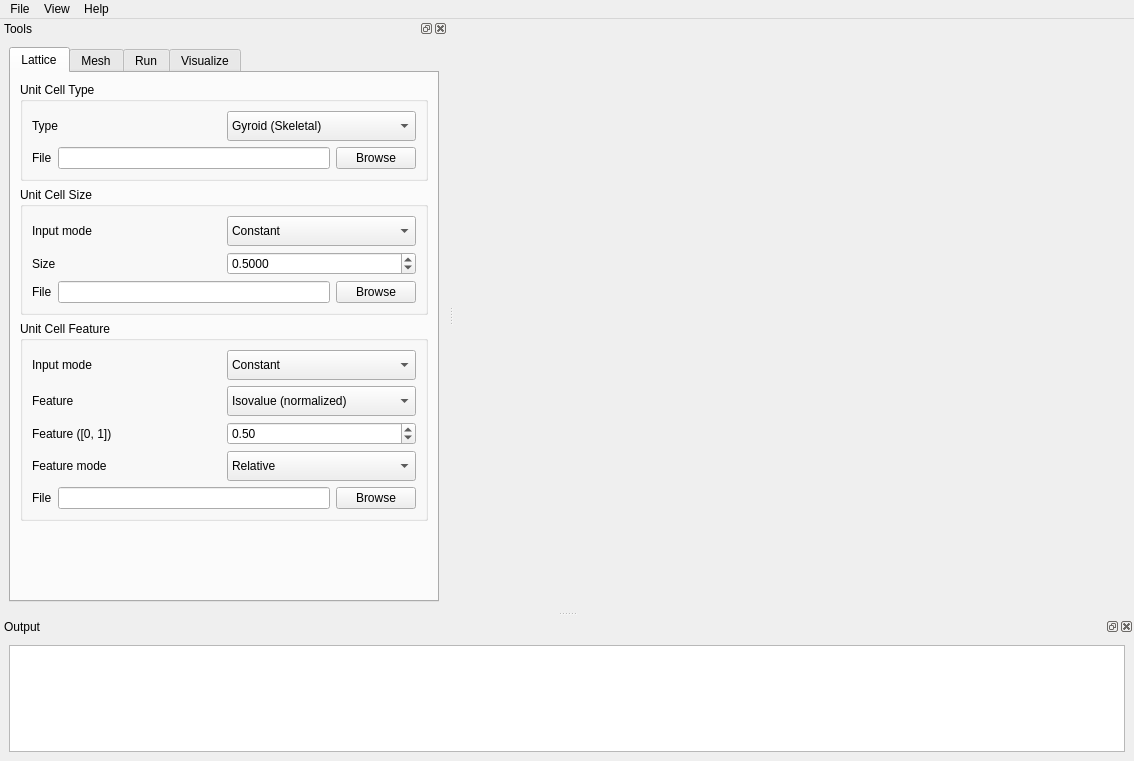
This is src/mainwindow.ui in tpms-lattice/QASLI as Qt 5 draws it before an edit. The edited form follows.
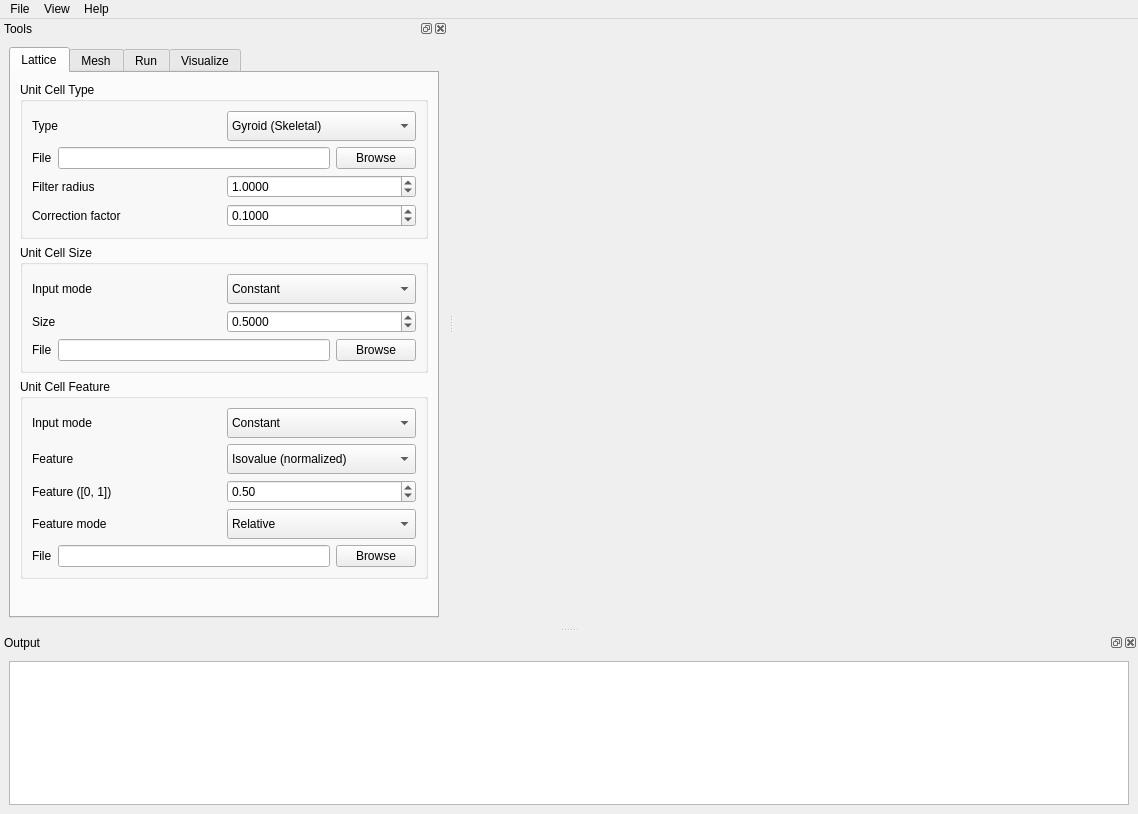
This is the edited form.

Commit message: add filter radius and correction factor to ui and expert mode

```diff
--- a/src/mainwindow.ui
+++ b/src/mainwindow.ui
@@ -6,8 +6,8 @@
    <rect>
     <x>0</x>
     <y>0</y>
-    <width>1134</width>
-    <height>761</height>
+    <width>1138</width>
+    <height>814</height>
    </rect>
   </property>
   <property name="windowTitle">
@@ -31,7 +31,7 @@
     <rect>
      <x>0</x>
      <y>0</y>
-     <width>1134</width>
+     <width>1138</width>
      <height>20</height>
     </rect>
    </property>
@@ -74,7 +74,7 @@
    <property name="minimumSize">
     <size>
      <width>448</width>
-     <height>592</height>
+     <height>608</height>
     </size>
    </property>
    <property name="windowTitle">
@@ -261,6 +261,78 @@
               </item>
              </layout>
             </item>
+            <item>
+             <layout class="QHBoxLayout" name="horizontalLayout_22">
+              <item>
+               <widget class="QLabel" name="filterRadiusLabel">
+                <property name="toolTip">
+                 <string>&lt;html&gt;&lt;head/&gt;&lt;body&gt;&lt;p&gt;Set desired unit cell size.&lt;/p&gt;&lt;/body&gt;&lt;/html&gt;</string>
+                </property>
+                <property name="text">
+                 <string>Filter radius</string>
+                </property>
+               </widget>
+              </item>
+              <item>
+               <widget class="QDoubleSpinBox" name="filterRadiusSpinBox">
+                <property name="toolTip">
+                 <string/>
+                </property>
+                <property name="decimals">
+                 <number>4</number>
+                </property>
+                <property name="minimum">
+                 <double>0.010000000000000</double>
+                </property>
+                <property name="maximum">
+                 <double>100000.000000000000000</double>
+                </property>
+                <property name="singleStep">
+                 <double>0.010000000000000</double>
+                </property>
+                <property name="value">
+                 <double>1.000000000000000</double>
+                </property>
+               </widget>
+              </item>
+             </layout>
+            </item>
+            <item>
+             <layout class="QHBoxLayout" name="horizontalLayout_24">
+              <item>
+               <widget class="QLabel" name="correctionFactorLabel">
+                <property name="toolTip">
+                 <string>&lt;html&gt;&lt;head/&gt;&lt;body&gt;&lt;p&gt;Set desired unit cell size.&lt;/p&gt;&lt;/body&gt;&lt;/html&gt;</string>
+                </property>
+                <property name="text">
+                 <string>Correction factor</string>
+                </property>
+               </widget>
+              </item>
+              <item>
+               <widget class="QDoubleSpinBox" name="correctionFactorSpinBox">
+                <property name="toolTip">
+                 <string/>
+                </property>
+                <property name="decimals">
+                 <number>4</number>
+                </property>
+                <property name="minimum">
+                 <double>0.010000000000000</double>
+                </property>
+                <property name="maximum">
+                 <double>100000.000000000000000</double>
+                </property>
+                <property name="singleStep">
+                 <double>0.010000000000000</double>
+                </property>
+                <property name="value">
+                 <double>0.100000000000000</double>
+                </property>
+               </widget>
+              </item>
+             </layout>
+            </item>
            </layout>
           </widget>
          </item>
```
The commit also changes 1 other file.
